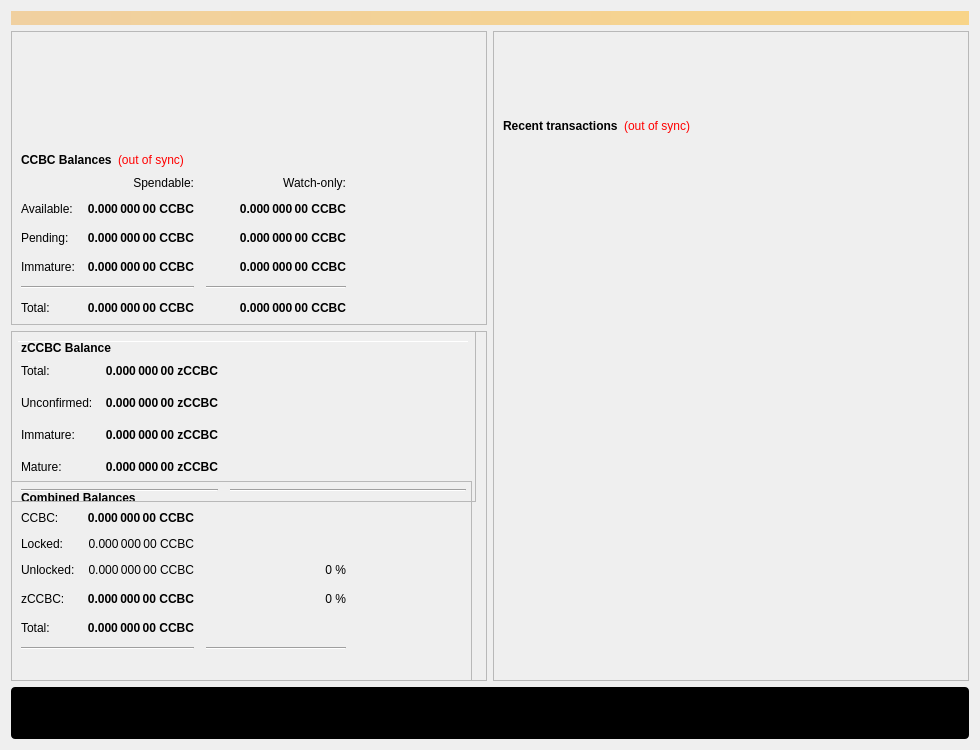
Old version of the form src/qt/forms/overviewpage.ui in the repository CryptoCashBack-Hub/smrtc.
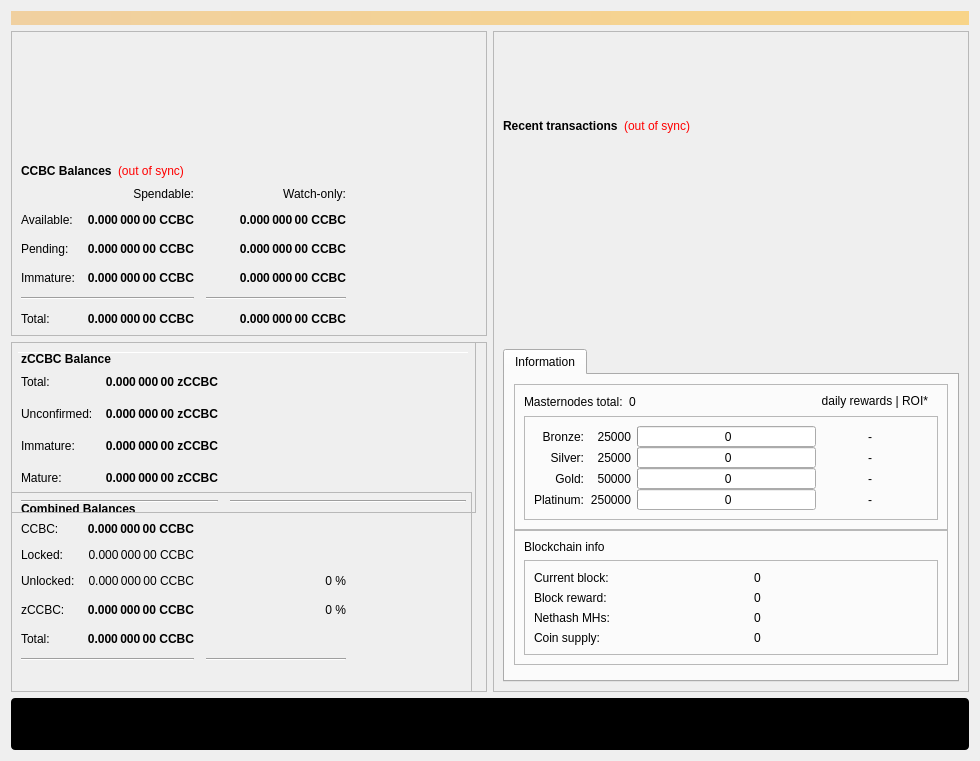
New version of the form. Icons and pictures are not drawn.

Commit message: ROI / Block

```diff
--- a/src/qt/forms/overviewpage.ui
+++ b/src/qt/forms/overviewpage.ui
@@ -7,7 +7,7 @@
     <x>0</x>
     <y>0</y>
     <width>980</width>
-    <height>750</height>
+    <height>761</height>
    </rect>
   </property>
   <property name="minimumSize">
@@ -19,60 +19,7 @@
   <property name="windowTitle">
    <string>Form</string>
   </property>
-  <layout class="QGridLayout" name="gridLayout_2">
-   <item row="2" column="0">
-    <widget class="QWidget" name="horizontalWidget_2" native="true">
-     <property name="styleSheet">
-      <string notr="true">padding: 10px; background-color: #000; border-radius: 4px;</string>
-     </property>
-     <layout class="QHBoxLayout" name="horizontalLayout_7">
-      <item>
-       <widget class="QPushButton" name="pushButton_2">
-        <property name="text">
-         <string/>
-        </property>
-        <property name="icon">
-         <iconset resource="/CrytoCashBack-Hub/CCBC/src/qt/ccbc.qrc">
-          <normaloff>:/icons/twitter</normaloff>:/icons/twitter</iconset>
-        </property>
-       </widget>
-      </item>
-      <item>
-       <widget class="QPushButton" name="pushButton_3">
-        <property name="text">
-         <string/>
-        </property>
-        <property name="icon">
-         <iconset resource="/CrytoCashBack-Hub/CCBC/src/qt/ccbc.qrc">
-          <normaloff>:/icons/telegram</normaloff>:/icons/telegram</iconset>
-        </property>
-       </widget>
-      </item>
-      <item>
-       <widget class="QPushButton" name="pushButton_4">
-        <property name="text">
-         <string/>
-        </property>
-        <property name="icon">
-         <iconset resource="/CrytoCashBack-Hub/CCBC/src/qt/ccbc.qrc">
-          <normaloff>:/icons/bitcoin</normaloff>:/icons/bitcoin</iconset>
-        </property>
-       </widget>
-      </item>
-      <item>
-       <widget class="QPushButton" name="pushButton">
-        <property name="text">
-         <string/>
-        </property>
-        <property name="icon">
-         <iconset resource="/CrytoCashBack-Hub/CCBC/src/qt/ccbc.qrc">
-          <normaloff>:/icons/discord</normaloff>:/icons/discord</iconset>
-        </property>
-       </widget>
-      </item>
-     </layout>
-    </widget>
-   </item>
+  <layout class="QGridLayout" name="gridLayout_11">
    <item row="0" column="0">
     <widget class="QLabel" name="labelAlerts">
      <property name="visible">
@@ -91,6 +38,794 @@
    </item>
    <item row="1" column="0">
     <layout class="QGridLayout" name="gridLayout_6">
+     <item row="0" column="1">
+      <layout class="QVBoxLayout" name="verticalLayout_3">
+       <item>
+        <widget class="QFrame" name="frame_2">
+         <property name="frameShape">
+          <enum>QFrame::StyledPanel</enum>
+         </property>
+         <property name="frameShadow">
+          <enum>QFrame::Raised</enum>
+         </property>
+         <layout class="QGridLayout" name="gridLayout_7">
+          <item row="0" column="1">
+           <spacer name="verticalSpacer_3">
+            <property name="orientation">
+             <enum>Qt::Vertical</enum>
+            </property>
+            <property name="sizeType">
+             <enum>QSizePolicy::Fixed</enum>
+            </property>
+            <property name="sizeHint" stdset="0">
+             <size>
+              <width>20</width>
+              <height>75</height>
+             </size>
+            </property>
+           </spacer>
+          </item>
+          <item row="1" column="1">
+           <layout class="QHBoxLayout" name="horizontalLayout_2">
+            <item>
+             <widget class="QLabel" name="label_4">
+              <property name="font">
+               <font>
+                <weight>75</weight>
+                <bold>true</bold>
+               </font>
+              </property>
+              <property name="text">
+               <string>Recent transactions</string>
+              </property>
+             </widget>
+            </item>
+            <item>
+             <widget class="QLabel" name="labelTransactionsStatus">
+              <property name="cursor">
+               <cursorShape>WhatsThisCursor</cursorShape>
+              </property>
+              <property name="toolTip">
+               <string>The displayed information may be out of date. Your wallet automatically synchronizes with the CCBC network after a connection is established, but this process has not completed yet.</string>
+              </property>
+              <property name="styleSheet">
+               <string notr="true">QLabel { color: red; }</string>
+              </property>
+              <property name="text">
+               <string notr="true">(out of sync)</string>
+              </property>
+              <property name="alignment">
+               <set>Qt::AlignRight|Qt::AlignTrailing|Qt::AlignVCenter</set>
+              </property>
+             </widget>
+            </item>
+            <item>
+             <spacer name="horizontalSpacer">
+              <property name="orientation">
+               <enum>Qt::Horizontal</enum>
+              </property>
+              <property name="sizeHint" stdset="0">
+               <size>
+                <width>40</width>
+                <height>20</height>
+               </size>
+              </property>
+             </spacer>
+            </item>
+           </layout>
+          </item>
+          <item row="2" column="1">
+           <widget class="QListView" name="listTransactions">
+            <property name="styleSheet">
+             <string notr="true">QListView { background: transparent; }</string>
+            </property>
+            <property name="frameShape">
+             <enum>QFrame::NoFrame</enum>
+            </property>
+            <property name="verticalScrollBarPolicy">
+             <enum>Qt::ScrollBarAlwaysOff</enum>
+            </property>
+            <property name="horizontalScrollBarPolicy">
+             <enum>Qt::ScrollBarAlwaysOff</enum>
+            </property>
+            <property name="selectionMode">
+             <enum>QAbstractItemView::NoSelection</enum>
+            </property>
+           </widget>
+          </item>
+          <item row="4" column="1">
+           <widget class="QTabWidget" name="AdditionalFeatures">
+            <property name="currentIndex">
+             <number>0</number>
+            </property>
+            <property name="tabBarAutoHide">
+             <bool>false</bool>
+            </property>
+            <widget class="QWidget" name="TabInformation_2">
+             <property name="minimumSize">
+              <size>
+               <width>0</width>
+               <height>200</height>
+              </size>
+             </property>
+             <attribute name="title">
+              <string>Information</string>
+             </attribute>
+             <layout class="QVBoxLayout" name="verticalLayout_14">
+              <item>
+               <layout class="QVBoxLayout" name="verticalLayout_12">
+                <property name="spacing">
+                 <number>0</number>
+                </property>
+                <item>
+                 <layout class="QVBoxLayout" name="verticalLayout_19"/>
+                </item>
+                <item>
+                 <widget class="QFrame" name="frameMnInfo_2">
+                  <property name="minimumSize">
+                   <size>
+                    <width>0</width>
+                    <height>100</height>
+                   </size>
+                  </property>
+                  <property name="frameShape">
+                   <enum>QFrame::StyledPanel</enum>
+                  </property>
+                  <property name="frameShadow">
+                   <enum>QFrame::Raised</enum>
+                  </property>
+                  <layout class="QVBoxLayout" name="verticalLayout_20">
+                   <item>
+                    <layout class="QHBoxLayout" name="horizontalLayout_10">
+                     <item>
+                      <widget class="QLabel" name="labelMnTotal_2">
+                       <property name="minimumSize">
+                        <size>
+                         <width>0</width>
+                         <height>0</height>
+                        </size>
+                       </property>
+                       <property name="maximumSize">
+                        <size>
+                         <width>16777215</width>
+                         <height>16777215</height>
+                        </size>
+                       </property>
+                       <property name="text">
+                        <string>Masternodes total:</string>
+                       </property>
+                      </widget>
+                     </item>
+                     <item>
+                      <widget class="QLabel" name="labelMnTotal_Value_2">
+                       <property name="text">
+                        <string>0</string>
+                       </property>
+                      </widget>
+                     </item>
+                     <item>
+                      <spacer name="horizontalSpacer_11">
+                       <property name="orientation">
+                        <enum>Qt::Horizontal</enum>
+                       </property>
+                       <property name="sizeHint" stdset="0">
+                        <size>
+                         <width>40</width>
+                         <height>16</height>
+                        </size>
+                       </property>
+                      </spacer>
+                     </item>
+                     <item>
+                      <widget class="QLabel" name="labelROI_2">
+                       <property name="minimumSize">
+                        <size>
+                         <width>0</width>
+                         <height>0</height>
+                        </size>
+                       </property>
+                       <property name="maximumSize">
+                        <size>
+                         <width>16777215</width>
+                         <height>16777215</height>
+                        </size>
+                       </property>
+                       <property name="text">
+                        <string>daily rewards | ROI*   </string>
+                       </property>
+                       <property name="alignment">
+                        <set>Qt::AlignRight</set>
+                       </property>
+                      </widget>
+                     </item>
+                    </layout>
+                   </item>
+                   <item>
+                    <widget class="QFrame" name="frameMnInfoLevels_2">
+                     <property name="minimumSize">
+                      <size>
+                       <width>0</width>
+                       <height>90</height>
+                      </size>
+                     </property>
+                     <property name="frameShape">
+                      <enum>QFrame::StyledPanel</enum>
+                     </property>
+                     <property name="frameShadow">
+                      <enum>QFrame::Raised</enum>
+                     </property>
+                     <layout class="QGridLayout" name="gridLayout_9">
+                      <property name="horizontalSpacing">
+                       <number>6</number>
+                      </property>
+                      <property name="verticalSpacing">
+                       <number>0</number>
+                      </property>
+                      <item row="0" column="0">
+                       <widget class="QLabel" name="label_7">
+                        <property name="minimumSize">
+                         <size>
+                          <width>0</width>
+                          <height>0</height>
+                         </size>
+                        </property>
+                        <property name="maximumSize">
+                         <size>
+                          <width>16777215</width>
+                          <height>16777215</height>
+                         </size>
+                        </property>
+                        <property name="text">
+                         <string>Bronze:</string>
+                        </property>
+                        <property name="alignment">
+                         <set>Qt::AlignRight|Qt::AlignTrailing|Qt::AlignVCenter</set>
+                        </property>
+                       </widget>
+                      </item>
+                      <item row="0" column="2">
+                       <widget class="QProgressBar" name="graphMN1_2">
+                        <property name="minimumSize">
+                         <size>
+                          <width>0</width>
+                          <height>18</height>
+                         </size>
+                        </property>
+                        <property name="maximumSize">
+                         <size>
+                          <width>16777215</width>
+                          <height>16777215</height>
+                         </size>
+                        </property>
+                        <property name="value">
+                         <number>0</number>
+                        </property>
+                        <property name="format">
+                         <string> %v</string>
+                        </property>
+                       </widget>
+                      </item>
+                      <item row="0" column="3">
+                       <widget class="QLabel" name="roi_13">
+                        <property name="minimumSize">
+                         <size>
+                          <width>50</width>
+                          <height>0</height>
+                         </size>
+                        </property>
+                        <property name="maximumSize">
+                         <size>
+                          <width>16777215</width>
+                          <height>16777215</height>
+                         </size>
+                        </property>
+                        <property name="text">
+                         <string>-</string>
+                        </property>
+                        <property name="alignment">
+                         <set>Qt::AlignRight|Qt::AlignTrailing|Qt::AlignVCenter</set>
+                        </property>
+                       </widget>
+                      </item>
+                      <item row="0" column="1">
+                       <widget class="QLabel" name="label_lcolat_2">
+                        <property name="text">
+                         <string>25000</string>
+                        </property>
+                        <property name="alignment">
+                         <set>Qt::AlignRight|Qt::AlignTrailing|Qt::AlignVCenter</set>
+                        </property>
+                       </widget>
+                      </item>
+                      <item row="0" column="4">
+                       <widget class="QLabel" name="roi_14">
+                        <property name="minimumSize">
+                         <size>
+                          <width>50</width>
+                          <height>0</height>
+                         </size>
+                        </property>
+                        <property name="maximumSize">
+                         <size>
+                          <width>16777215</width>
+                          <height>16777215</height>
+                         </size>
+                        </property>
+                        <property name="text">
+                         <string/>
+                        </property>
+                        <property name="alignment">
+                         <set>Qt::AlignLeading|Qt::AlignLeft|Qt::AlignVCenter</set>
+                        </property>
+                       </widget>
+                      </item>
+                      <item row="1" column="1">
+                       <widget class="QLabel" name="label_mcolat_2">
+                        <property name="text">
+                         <string>25000</string>
+                        </property>
+                        <property name="alignment">
+                         <set>Qt::AlignRight|Qt::AlignTrailing|Qt::AlignVCenter</set>
+                        </property>
+                       </widget>
+                      </item>
+                      <item row="1" column="2">
+                       <widget class="QProgressBar" name="graphMN2_2">
+                        <property name="minimumSize">
+                         <size>
+                          <width>0</width>
+                          <height>18</height>
+                         </size>
+                        </property>
+                        <property name="maximumSize">
+                         <size>
+                          <width>16777215</width>
+                          <height>16777215</height>
+                         </size>
+                        </property>
+                        <property name="value">
+                         <number>0</number>
+                        </property>
+                        <property name="format">
+                         <string> %v</string>
+                        </property>
+                       </widget>
+                      </item>
+                      <item row="1" column="0">
+                       <widget class="QLabel" name="label_8">
+                        <property name="minimumSize">
+                         <size>
+                          <width>0</width>
+                          <height>0</height>
+                         </size>
+                        </property>
+                        <property name="maximumSize">
+                         <size>
+                          <width>16777215</width>
+                          <height>16777215</height>
+                         </size>
+                        </property>
+                        <property name="text">
+                         <string>Silver:</string>
+                        </property>
+                        <property name="alignment">
+                         <set>Qt::AlignRight|Qt::AlignTrailing|Qt::AlignVCenter</set>
+                        </property>
+                       </widget>
+                      </item>
+                      <item row="1" column="3">
+                       <widget class="QLabel" name="roi_23">
+                        <property name="minimumSize">
+                         <size>
+                          <width>50</width>
+                          <height>0</height>
+                         </size>
+                        </property>
+                        <property name="maximumSize">
+                         <size>
+                          <width>16777215</width>
+                          <height>16777215</height>
+                         </size>
+                        </property>
+                        <property name="text">
+                         <string>-</string>
+                        </property>
+                        <property name="alignment">
+                         <set>Qt::AlignRight|Qt::AlignTrailing|Qt::AlignVCenter</set>
+                        </property>
+                       </widget>
+                      </item>
+                      <item row="3" column="2">
+                       <widget class="QProgressBar" name="graphMN3_2">
+                        <property name="minimumSize">
+                         <size>
+                          <width>0</width>
+                          <height>18</height>
+                         </size>
+                        </property>
+                        <property name="maximumSize">
+                         <size>
+                          <width>16777215</width>
+                          <height>16777215</height>
+                         </size>
+                        </property>
+                        <property name="value">
+                         <number>0</number>
+                        </property>
+                        <property name="format">
+                         <string> %v</string>
+                        </property>
+                       </widget>
+                      </item>
+                      <item row="4" column="2">
+                       <widget class="QProgressBar" name="graphMN4_2">
+                        <property name="minimumSize">
+                         <size>
+                          <width>0</width>
+                          <height>18</height>
+                         </size>
+                        </property>
+                        <property name="maximumSize">
+                         <size>
+                          <width>16777215</width>
+                          <height>16777215</height>
+                         </size>
+                        </property>
+                        <property name="value">
+                         <number>0</number>
+                        </property>
+                        <property name="format">
+                         <string> %v</string>
+                        </property>
+                       </widget>
+                      </item>
+                      <item row="1" column="4">
+                       <widget class="QLabel" name="roi_24">
+                        <property name="minimumSize">
+                         <size>
+                          <width>50</width>
+                          <height>0</height>
+                         </size>
+                        </property>
+                        <property name="maximumSize">
+                         <size>
+                          <width>16777215</width>
+                          <height>16777215</height>
+                         </size>
+                        </property>
+                        <property name="text">
+                         <string/>
+                        </property>
+                        <property name="alignment">
+                         <set>Qt::AlignLeading|Qt::AlignLeft|Qt::AlignVCenter</set>
+                        </property>
+                       </widget>
+                      </item>
+                      <item row="4" column="3">
+                       <widget class="QLabel" name="roi_43">
+                        <property name="minimumSize">
+                         <size>
+                          <width>50</width>
+                          <height>0</height>
+                         </size>
+                        </property>
+                        <property name="maximumSize">
+                         <size>
+                          <width>16777215</width>
+                          <height>16777215</height>
+                         </size>
+                        </property>
+                        <property name="text">
+                         <string>-</string>
+                        </property>
+                        <property name="alignment">
+                         <set>Qt::AlignRight|Qt::AlignTrailing|Qt::AlignVCenter</set>
+                        </property>
+                       </widget>
+                      </item>
+                      <item row="3" column="3">
+                       <widget class="QLabel" name="roi_33">
+                        <property name="minimumSize">
+                         <size>
+                          <width>50</width>
+                          <height>0</height>
+                         </size>
+                        </property>
+                        <property name="maximumSize">
+                         <size>
+                          <width>16777215</width>
+                          <height>16777215</height>
+                         </size>
+                        </property>
+                        <property name="text">
+                         <string>-</string>
+                        </property>
+                        <property name="alignment">
+                         <set>Qt::AlignRight|Qt::AlignTrailing|Qt::AlignVCenter</set>
+                        </property>
+                       </widget>
+                      </item>
+                      <item row="3" column="1">
+                       <widget class="QLabel" name="label_fcolat_2">
+                        <property name="text">
+                         <string>50000</string>
+                        </property>
+                        <property name="alignment">
+                         <set>Qt::AlignRight|Qt::AlignTrailing|Qt::AlignVCenter</set>
+                        </property>
+                       </widget>
+                      </item>
+                      <item row="4" column="4">
+                       <widget class="QLabel" name="roi_44">
+                        <property name="minimumSize">
+                         <size>
+                          <width>50</width>
+                          <height>0</height>
+                         </size>
+                        </property>
+                        <property name="maximumSize">
+                         <size>
+                          <width>16777215</width>
+                          <height>16777215</height>
+                         </size>
+                        </property>
+                        <property name="text">
+                         <string/>
+                        </property>
+                        <property name="alignment">
+                         <set>Qt::AlignLeading|Qt::AlignLeft|Qt::AlignVCenter</set>
+                        </property>
+                       </widget>
+                      </item>
+                      <item row="4" column="0">
+                       <widget class="QLabel" name="label_9">
+                        <property name="minimumSize">
+                         <size>
+                          <width>0</width>
+                          <height>0</height>
+                         </size>
+                        </property>
+                        <property name="maximumSize">
+                         <size>
+                          <width>16777215</width>
+                          <height>16777215</height>
+                         </size>
+                        </property>
+                        <property name="text">
+                         <string>Platinum:</string>
+                        </property>
+                        <property name="alignment">
+                         <set>Qt::AlignRight|Qt::AlignTrailing|Qt::AlignVCenter</set>
+                        </property>
+                       </widget>
+                      </item>
+                      <item row="4" column="1">
+                       <widget class="QLabel" name="label_pcolat_2">
+                        <property name="text">
+                         <string>250000</string>
+                        </property>
+                        <property name="alignment">
+                         <set>Qt::AlignRight|Qt::AlignTrailing|Qt::AlignVCenter</set>
+                        </property>
+                       </widget>
+                      </item>
+                      <item row="3" column="0">
+                       <widget class="QLabel" name="label_10">
+                        <property name="minimumSize">
+                         <size>
+                          <width>0</width>
+                          <height>0</height>
+                         </size>
+                        </property>
+                        <property name="maximumSize">
+                         <size>
+                          <width>16777215</width>
+                          <height>16777215</height>
+                         </size>
+                        </property>
+                        <property name="text">
+                         <string>Gold:</string>
+                        </property>
+                        <property name="alignment">
+                         <set>Qt::AlignRight|Qt::AlignTrailing|Qt::AlignVCenter</set>
+                        </property>
+                       </widget>
+                      </item>
+                      <item row="3" column="4">
+                       <widget class="QLabel" name="roi_34">
+                        <property name="minimumSize">
+                         <size>
+                          <width>50</width>
+                          <height>0</height>
+                         </size>
+                        </property>
+                        <property name="maximumSize">
+                         <size>
+                          <width>16777215</width>
+                          <height>16777215</height>
+                         </size>
+                        </property>
+                        <property name="text">
+                         <string/>
+                        </property>
+                        <property name="alignment">
+                         <set>Qt::AlignLeading|Qt::AlignLeft|Qt::AlignVCenter</set>
+                        </property>
+                       </widget>
+                      </item>
+                     </layout>
+                    </widget>
+                   </item>
+                  </layout>
+                 </widget>
+                </item>
+                <item>
+                 <widget class="QFrame" name="frameBlockchainInfo_2">
+                  <property name="minimumSize">
+                   <size>
+                    <width>0</width>
+                    <height>130</height>
+                   </size>
+                  </property>
+                  <property name="frameShape">
+                   <enum>QFrame::StyledPanel</enum>
+                  </property>
+                  <property name="frameShadow">
+                   <enum>QFrame::Raised</enum>
+                  </property>
+                  <layout class="QVBoxLayout" name="verticalLayout_21">
+                   <item>
+                    <widget class="QLabel" name="label_blockchaininfo_2">
+                     <property name="text">
+                      <string>Blockchain info</string>
+                     </property>
+                    </widget>
+                   </item>
+                   <item>
+                    <widget class="QFrame" name="frameBlockchainInfoData_2">
+                     <property name="minimumSize">
+                      <size>
+                       <width>0</width>
+                       <height>0</height>
+                      </size>
+                     </property>
+                     <property name="frameShape">
+                      <enum>QFrame::StyledPanel</enum>
+                     </property>
+                     <property name="frameShadow">
+                      <enum>QFrame::Raised</enum>
+                     </property>
+                     <layout class="QGridLayout" name="gridLayout_10">
+                      <property name="verticalSpacing">
+                       <number>6</number>
+                      </property>
+                      <item row="0" column="2">
+                       <widget class="QLabel" name="label_CurrentBlock_value_2">
+                        <property name="text">
+                         <string>0</string>
+                        </property>
+                       </widget>
+                      </item>
+                      <item row="0" column="0">
+                       <widget class="QLabel" name="label_CurrentBlock_2">
+                        <property name="minimumSize">
+                         <size>
+                          <width>0</width>
+                          <height>0</height>
+                         </size>
+                        </property>
+                        <property name="maximumSize">
+                         <size>
+                          <width>16777215</width>
+                          <height>16777215</height>
+                         </size>
+                        </property>
+                        <property name="text">
+                         <string>Current block:</string>
+                        </property>
+                       </widget>
+                      </item>
+                      <item row="1" column="0">
+                       <widget class="QLabel" name="label_CurrentBlockReward_2">
+                        <property name="text">
+                         <string>Block reward:</string>
+                        </property>
+                       </widget>
+                      </item>
+                      <item row="1" column="2">
+                       <widget class="QLabel" name="label_CurrentBlockReward_value_2">
+                        <property name="text">
+                         <string>0</string>
+                        </property>
+                       </widget>
+                      </item>
+                      <item row="2" column="0">
+                       <widget class="QLabel" name="label_Nethash_2">
+                        <property name="text">
+                         <string>Nethash MHs:</string>
+                        </property>
+                       </widget>
+                      </item>
+                      <item row="2" column="2">
+                       <widget class="QLabel" name="label_Nethash_value_2">
+                        <property name="text">
+                         <string>0</string>
+                        </property>
+                       </widget>
+                      </item>
+                      <item row="3" column="0">
+                       <widget class="QLabel" name="label_Supply_2">
+                        <property name="text">
+                         <string>Coin supply:</string>
+                        </property>
+                       </widget>
+                      </item>
+                      <item row="3" column="2">
+                       <widget class="QLabel" name="label_Supply_value_2">
+                        <property name="text">
+                         <string>0</string>
+                        </property>
+                       </widget>
+                      </item>
+                      <item row="0" column="1">
+                       <spacer name="horizontalSpacer_12">
+                        <property name="orientation">
+                         <enum>Qt::Horizontal</enum>
+                        </property>
+                        <property name="sizeType">
+                         <enum>QSizePolicy::Fixed</enum>
+                        </property>
+                        <property name="sizeHint" stdset="0">
+                         <size>
+                          <width>40</width>
+                          <height>20</height>
+                         </size>
+                        </property>
+                       </spacer>
+                      </item>
+                     </layout>
+                    </widget>
+                   </item>
+                  </layout>
+                 </widget>
+                </item>
+                <item>
+                 <spacer name="verticalSpacer_5">
+                  <property name="orientation">
+                   <enum>Qt::Vertical</enum>
+                  </property>
+                  <property name="sizeHint" stdset="0">
+                   <size>
+                    <width>20</width>
+                    <height>10</height>
+                   </size>
+                  </property>
+                 </spacer>
+                </item>
+               </layout>
+              </item>
+             </layout>
+            </widget>
+           </widget>
+          </item>
+          <item row="3" column="1">
+           <spacer name="verticalSpacer_6">
+            <property name="orientation">
+             <enum>Qt::Vertical</enum>
+            </property>
+            <property name="sizeHint" stdset="0">
+             <size>
+              <width>20</width>
+              <height>40</height>
+             </size>
+            </property>
+           </spacer>
+          </item>
+         </layout>
+        </widget>
+       </item>
+      </layout>
+     </item>
      <item row="0" column="0">
       <layout class="QGridLayout" name="gridLayout_4">
        <item row="0" column="0">
@@ -1468,108 +2203,61 @@
        </item>
       </layout>
      </item>
-     <item row="0" column="1">
-      <layout class="QVBoxLayout" name="verticalLayout_3">
-       <item>
-        <widget class="QFrame" name="frame_2">
-         <property name="frameShape">
-          <enum>QFrame::StyledPanel</enum>
-         </property>
-         <property name="frameShadow">
-          <enum>QFrame::Raised</enum>
-         </property>
-         <layout class="QGridLayout" name="gridLayout_7">
-          <item row="0" column="0">
-           <spacer name="verticalSpacer_3">
-            <property name="orientation">
-             <enum>Qt::Vertical</enum>
-            </property>
-            <property name="sizeType">
-             <enum>QSizePolicy::Fixed</enum>
-            </property>
-            <property name="sizeHint" stdset="0">
-             <size>
-              <width>20</width>
-              <height>75</height>
-             </size>
-            </property>
-           </spacer>
-          </item>
-          <item row="1" column="0">
-           <layout class="QHBoxLayout" name="horizontalLayout_2">
-            <item>
-             <widget class="QLabel" name="label_4">
-              <property name="font">
-               <font>
-                <weight>75</weight>
-                <bold>true</bold>
-               </font>
-              </property>
-              <property name="text">
-               <string>Recent transactions</string>
-              </property>
-             </widget>
-            </item>
-            <item>
-             <widget class="QLabel" name="labelTransactionsStatus">
-              <property name="cursor">
-               <cursorShape>WhatsThisCursor</cursorShape>
-              </property>
-              <property name="toolTip">
-               <string>The displayed information may be out of date. Your wallet automatically synchronizes with the CCBC network after a connection is established, but this process has not completed yet.</string>
-              </property>
-              <property name="styleSheet">
-               <string notr="true">QLabel { color: red; }</string>
-              </property>
-              <property name="text">
-               <string notr="true">(out of sync)</string>
-              </property>
-              <property name="alignment">
-               <set>Qt::AlignRight|Qt::AlignTrailing|Qt::AlignVCenter</set>
-              </property>
-             </widget>
-            </item>
-            <item>
-             <spacer name="horizontalSpacer">
-              <property name="orientation">
-               <enum>Qt::Horizontal</enum>
-              </property>
-              <property name="sizeHint" stdset="0">
-               <size>
-                <width>40</width>
-                <height>20</height>
-               </size>
-              </property>
-             </spacer>
-            </item>
-           </layout>
-          </item>
-          <item row="2" column="0">
-           <widget class="QListView" name="listTransactions">
-            <property name="styleSheet">
-             <string notr="true">QListView { background: transparent; }</string>
-            </property>
-            <property name="frameShape">
-             <enum>QFrame::NoFrame</enum>
-            </property>
-            <property name="verticalScrollBarPolicy">
-             <enum>Qt::ScrollBarAlwaysOff</enum>
-            </property>
-            <property name="horizontalScrollBarPolicy">
-             <enum>Qt::ScrollBarAlwaysOff</enum>
-            </property>
-            <property name="selectionMode">
-             <enum>QAbstractItemView::NoSelection</enum>
-            </property>
-           </widget>
-          </item>
-         </layout>
-        </widget>
-       </item>
-      </layout>
-     </item>
     </layout>
    </item>
+   <item row="2" column="0">
+    <widget class="QWidget" name="horizontalWidget_2" native="true">
+     <property name="styleSheet">
+      <string notr="true">padding: 10px; background-color: #000; border-radius: 4px;</string>
+     </property>
+     <layout class="QHBoxLayout" name="horizontalLayout_7">
+      <item>
+       <widget class="QPushButton" name="pushButton_2">
+        <property name="text">
+         <string/>
+        </property>
+        <property name="icon">
+         <iconset resource="../../../../../posq/midas_coin/src/qt/midas.qrc">
+          <normaloff>:/icons/twitter</normaloff>:/icons/twitter</iconset>
+        </property>
+       </widget>
+      </item>
+      <item>
+       <widget class="QPushButton" name="pushButton_3">
+        <property name="text">
+         <string/>
+        </property>
+        <property name="icon">
+         <iconset resource="../../../../../posq/midas_coin/src/qt/midas.qrc">
+          <normaloff>:/icons/telegram</normaloff>:/icons/telegram</iconset>
+        </property>
+       </widget>
+      </item>
+      <item>
+       <widget class="QPushButton" name="pushButton_4">
+        <property name="text">
+         <string/>
+        </property>
+        <property name="icon">
+         <iconset>
+          <normaloff>../res/icons/bitcoin.png</normaloff>../res/icons/bitcoin.png</iconset>
+        </property>
+       </widget>
+      </item>
+      <item>
+       <widget class="QPushButton" name="pushButton">
+        <property name="text">
+         <string/>
+        </property>
+        <property name="icon">
+         <iconset resource="../../../../../posq/midas_coin/src/qt/midas.qrc">
+          <normaloff>:/icons/discord</normaloff>:/icons/discord</iconset>
+        </property>
+       </widget>
+      </item>
+     </layout>
+    </widget>
+   </item>
   </layout>
  </widget>
  <resources>
```
The commit also changes 2 other files.
